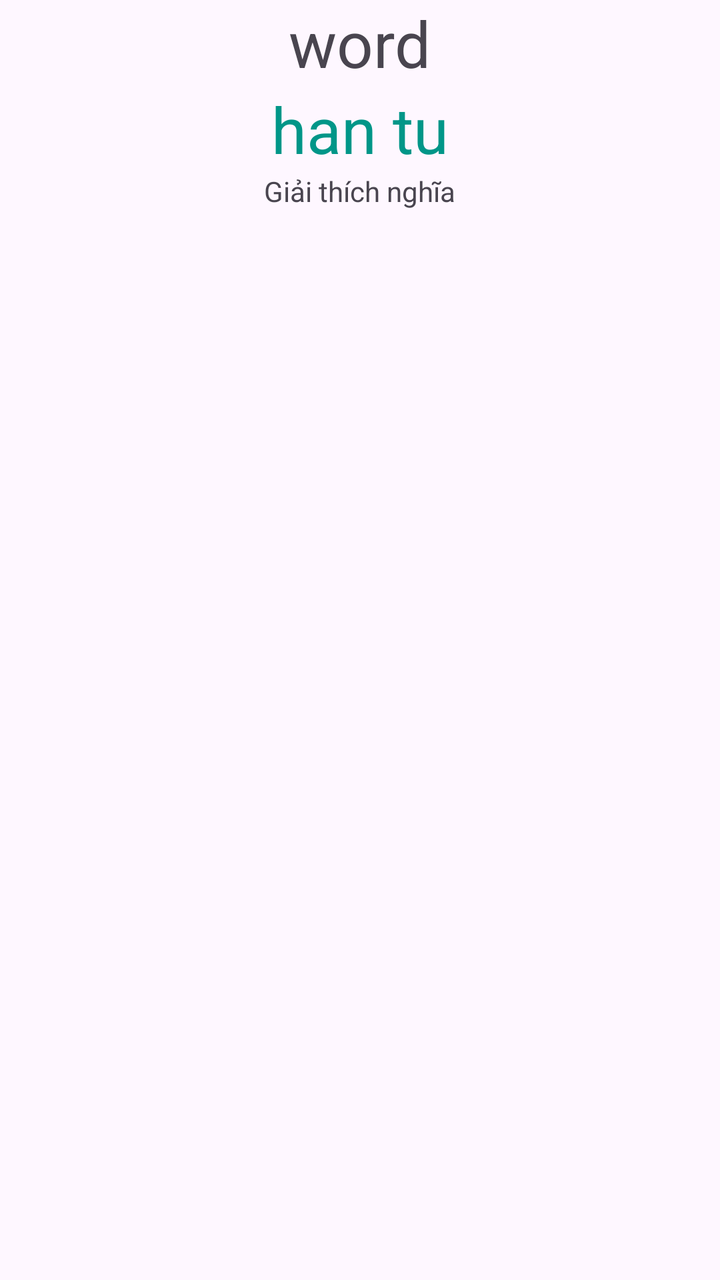
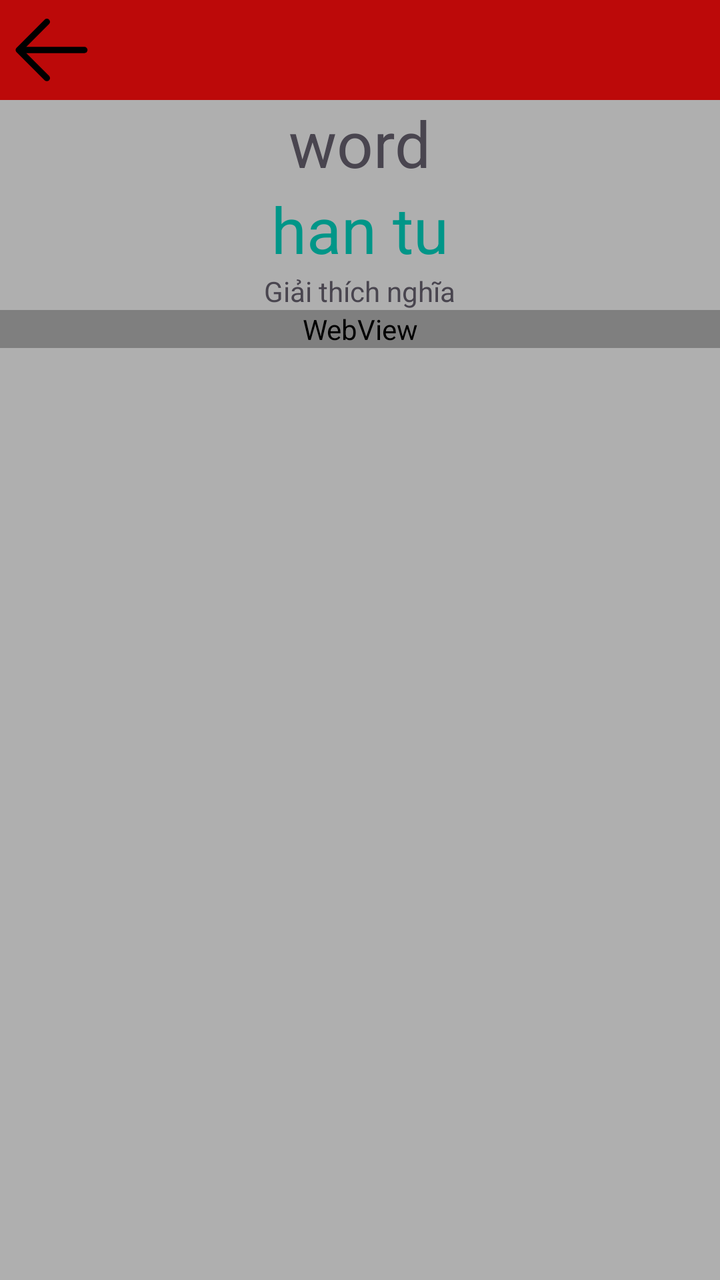

An Android layout rendered at two revisions. The XML below is the earlier revision; the diff shows what the commit changed to produce the second picture.
<!-- AndroidManifest.xml: application theme Theme.Tuan9 -->
<!-- res/layout/activity_han_tu.xml -->
<?xml version="1.0" encoding="utf-8"?>
<LinearLayout
    xmlns:android="http://schemas.android.com/apk/res/android"
    xmlns:app="http://schemas.android.com/apk/res-auto"
    xmlns:tools="http://schemas.android.com/tools"
    android:id="@+id/main"
    android:layout_width="match_parent"
    android:layout_height="match_parent"
    tools:context=".bai2.activity.HanTuActivity"
    android:orientation="vertical"
    android:gravity="center_horizontal">
    <TextView
        android:id="@+id/tvWord"
        android:layout_width="wrap_content"
        android:layout_height="wrap_content"
        android:text="word"
        android:textSize="32sp"/>
    <TextView
        android:id="@+id/tvHan"
        android:layout_width="wrap_content"
        android:layout_height="wrap_content"
        android:text="han tu"
        android:textSize="32sp"
        android:textColor="#009688"/>
    <TextView
        android:id="@+id/tvEx"
        android:layout_width="wrap_content"
        android:layout_height="wrap_content"
        android:text="Giải thích nghĩa"/>

    <androidx.recyclerview.widget.RecyclerView
        android:id="@+id/rcv"
        android:layout_width="match_parent"
        android:layout_height="wrap_content"
        android:orientation="horizontal"
        app:layoutManager="androidx.recyclerview.widget.LinearLayoutManager"/>
    <FrameLayout
        android:id="@+id/frmLayout"
        android:layout_width="match_parent"
        android:layout_height="wrap_content"/>
</LinearLayout>
<!-- resources referenced by this layout -->
<resources>
  <style name="Theme.Tuan9" parent="Base.Theme.Tuan9" />
  <style name="Base.Theme.Tuan9" parent="Theme.Material3.DayNight.NoActionBar">
          
          
      </style>
</resources>

<!-- the commit's change to res/layout/activity_han_tu.xml (unified diff, before → after) -->
@@ -8,7 +8,18 @@
     android:layout_height="match_parent"
     tools:context=".bai2.activity.HanTuActivity"
     android:orientation="vertical"
-    android:gravity="center_horizontal">
+    android:gravity="center_horizontal"
+    android:background="#AFAFAF">
+    <LinearLayout
+        android:layout_width="match_parent"
+        android:layout_height="wrap_content"
+        android:background="#BC0909">
+        <ImageView
+            android:id="@+id/imgBack"
+            android:layout_width="50dp"
+            android:layout_height="50dp"
+            android:src="@drawable/back_svgrepo_com"/>
+    </LinearLayout>
     <TextView
         android:id="@+id/tvWord"
         android:layout_width="wrap_content"
@@ -27,7 +38,10 @@
         android:layout_width="wrap_content"
         android:layout_height="wrap_content"
         android:text="Giải thích nghĩa"/>
-
+    <WebView
+        android:id="@+id/wv"
+        android:layout_width="match_parent"
+        android:layout_height="wrap_content"/>
     <androidx.recyclerview.widget.RecyclerView
         android:id="@+id/rcv"
         android:layout_width="match_parent"
<!-- resource entries referenced after the edit -->
@@ -1,5 +1,13 @@
 <!-- resources referenced by this layout -->
 <resources>
+  <!-- drawable back_svgrepo_com (drawable) -->
+  <vector xmlns:android="http://schemas.android.com/apk/res/android" android:height="50dp" android:viewportHeight="1024" android:viewportWidth="1024" android:width="50dp">
+        
+      <path android:fillColor="#000000" android:pathData="M224,480h640a32,32 0,1 1,0 64H224a32,32 0,0 1,0 -64z"/>
+        
+      <path android:fillColor="#000000" android:pathData="m237.2,512 l265.4,265.3a32,32 0,0 1,-45.3 45.3l-288,-288a32,32 0,0 1,0 -45.3l288,-288a32,32 0,1 1,45.3 45.3L237.2,512z"/>
+      
+  </vector>
   <style name="Theme.Tuan9" parent="Base.Theme.Tuan9" />
   <style name="Base.Theme.Tuan9" parent="Theme.Material3.DayNight.NoActionBar">
           
